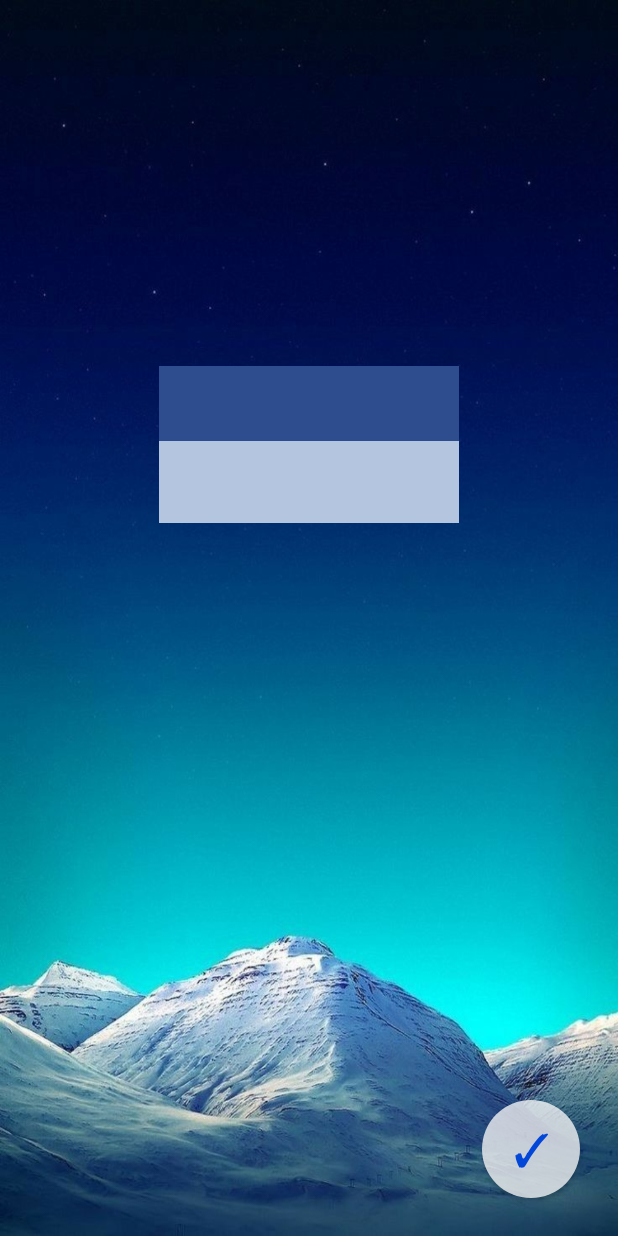
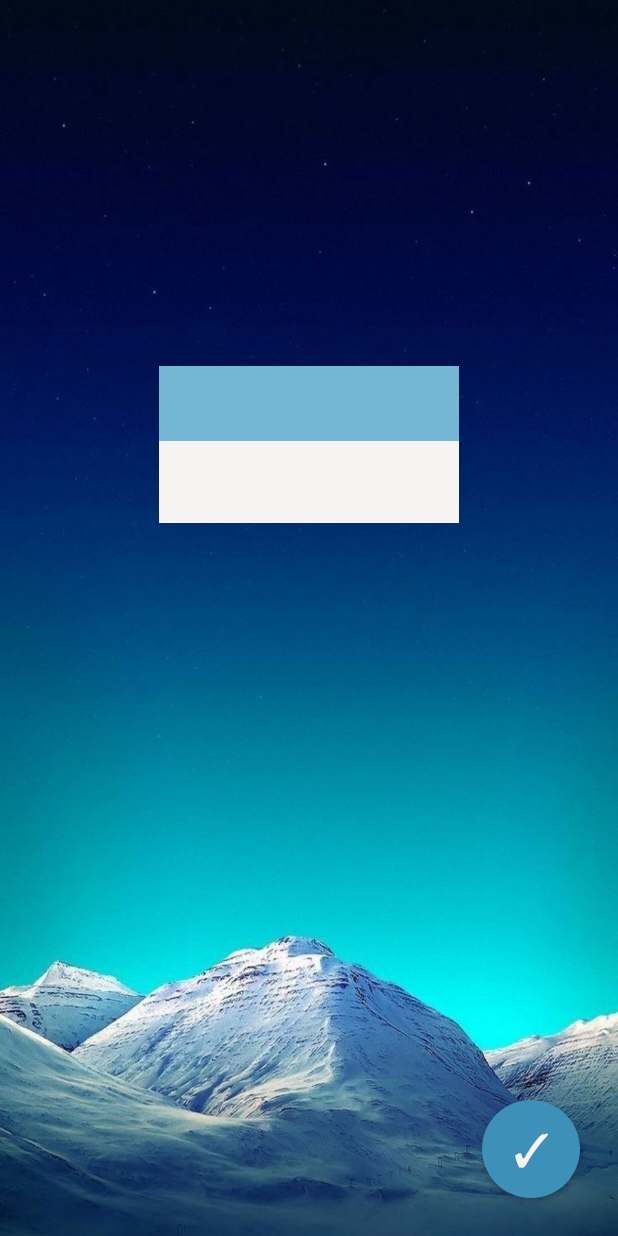
Before and after one commit to FleexJ/MyNote, an Android app: the NotifActivity screen opened directly, with no data from a screen before it, on a phone screen of 412 x 824 dp. Run offline under Robolectric (Android 15) with nearby library versions, the light colour scheme and no system bars; Roboto replaces fonts that are not available here.

Commit message:
Доработка

```diff
--- a/src/main/java/com/example/mynote/activity/NotifActivity.java
+++ b/src/main/java/com/example/mynote/activity/NotifActivity.java
@@ -58,7 +58,7 @@ public class NotifActivity extends Activity {
             case MyGlobal.TYPE_TIMER:
                 Timer timer = timersDAO.getTimersById(id);
                 textView_title.setText(
-                        getString(R.string.notifTimerProgress)
+                        getString(R.string.notifTimerDoneTitle)
                 );
                 textView_name.setText(timer.getName());
                 linearLayout.removeView(textView_desc);
--- a/src/main/java/com/example/mynote/adapter/TimerAdapter.java
+++ b/src/main/java/com/example/mynote/adapter/TimerAdapter.java
@@ -216,4 +216,9 @@ public class TimerAdapter extends BaseAdapter {
 
         return convertView;
     }
+
+    @Override
+    public int getItemViewType(int position) {
+        return super.getItemViewType(position);
+    }
 }
--- a/src/main/java/com/example/mynote/adapter/TrashAdapter.java
+++ b/src/main/java/com/example/mynote/adapter/TrashAdapter.java
@@ -12,7 +12,6 @@ import android.widget.TextView;
 import androidx.appcompat.app.AlertDialog;
 
 import com.example.mynote.R;
-import com.example.mynote.activity.TrashActivity;
 import com.example.mynote.dao.IdCountDAO;
 import com.example.mynote.dao.NotesDAO;
 import com.example.mynote.dao.TimersDAO;
@@ -20,10 +19,7 @@ import com.example.mynote.dao.TrashDAO;
 import com.example.mynote.entity.Note;
 import com.example.mynote.entity.Timer;
 import com.example.mynote.entity.TrashNote;
-import com.example.mynote.entity.TypeRepeat;
 import com.example.mynote.globalVar.MyGlobal;
-
-import org.w3c.dom.Text;
 
 import java.util.List;
 
--- a/src/main/java/com/example/mynote/swipeListener/TrashSwipeListener.java
+++ b/src/main/java/com/example/mynote/swipeListener/TrashSwipeListener.java
@@ -22,6 +22,7 @@ public class TrashSwipeListener implements View.OnTouchListener {
 
     private void onRightToLeftSwipe() {
         Log.i(LOG_TAG, "Справа налево!");
+        activity.finish();
     }
 
     private void onLeftToRightSwipe() {
--- a/src/main/res/drawable/button_notif.xml
+++ /dev/null
@@ -1,9 +0,0 @@
-<?xml version="1.0" encoding="utf-8"?>
-<shape xmlns:android="http://schemas.android.com/apk/res/android"
-    android:shape="rectangle">
-    <solid android:color="#BFFFFFFF"/>
-    <corners android:bottomRightRadius="70sp"
-        android:bottomLeftRadius="70sp"
-        android:topRightRadius="70sp"
-        android:topLeftRadius="70sp"/>
-</shape>
--- a/src/main/res/layout/activity_notif.xml
+++ b/src/main/res/layout/activity_notif.xml
@@ -22,7 +22,7 @@
             android:layout_width="200dp"
             android:layout_height="50dp"
             android:layout_marginTop="244dp"
-            android:background="@color/colorTitle"
+            android:background="@color/colorMain"
             android:gravity="center"
             android:orientation="horizontal"
             app:layout_constraintEnd_toEndOf="parent"
@@ -34,7 +34,7 @@
                 android:layout_width="wrap_content"
                 android:layout_height="wrap_content"
                 android:gravity="center"
-                android:textColor="@color/colorTextWhite"
+                android:textColor="@color/colorWhite"
                 app:textAllCaps="true" />
         </LinearLayout>
 
@@ -42,7 +42,7 @@
             android:id="@+id/linearLayout_notif"
             android:layout_width="200dp"
             android:layout_height="wrap_content"
-            android:background="#B3C5DF"
+            android:background="@color/colorWhite"
             android:gravity="center"
             android:orientation="vertical"
             android:paddingStart="20dp"
@@ -59,7 +59,7 @@
                 android:layout_height="wrap_content"
                 android:text=""
                 android:textAlignment="center"
-                android:textColor="#2549A5"
+                android:textColor="@color/colorGreyDark"
                 app:fontFamily="sans-serif-black" />
 
             <TextView
@@ -70,24 +70,24 @@
                 android:maxLines="15"
                 android:text=""
                 android:textAlignment="center"
-                android:textColor="#424249"
+                android:textColor="@color/colorGreyDark"
                 app:fontFamily="sans-serif-condensed" />
         </LinearLayout>
 
     </androidx.constraintlayout.widget.ConstraintLayout>
 
     <Button
-        android:id="@+id/button_apply2"
+        android:id="@+id/button_apply"
         android:layout_width="65dp"
         android:layout_height="65dp"
         android:layout_marginEnd="25dp"
         android:layout_marginBottom="25dp"
-        android:background="@drawable/button_notif"
+        android:background="@drawable/button_apply"
+        android:onClick="clickApply"
         android:text="✓"
         android:textAlignment="center"
-        android:textColor="#0347D8"
+        android:textColor="@color/colorWhite"
         android:textSize="30sp"
-        android:onClick="clickApply"
         app:layout_constraintBottom_toBottomOf="parent"
         app:layout_constraintEnd_toEndOf="parent" />
 </androidx.constraintlayout.widget.ConstraintLayout>
```
Also changed, not shown: src/main/java/com/example/mynote/activity/MainActivity.java (+10 -9 lines), src/main/java/com/example/mynote/activity/TrashActivity.java (+9 -5 lines), src/main/res/values/colors.xml (+2 -7 lines). Lines whose indentation alone changed are shown as unchanged.
